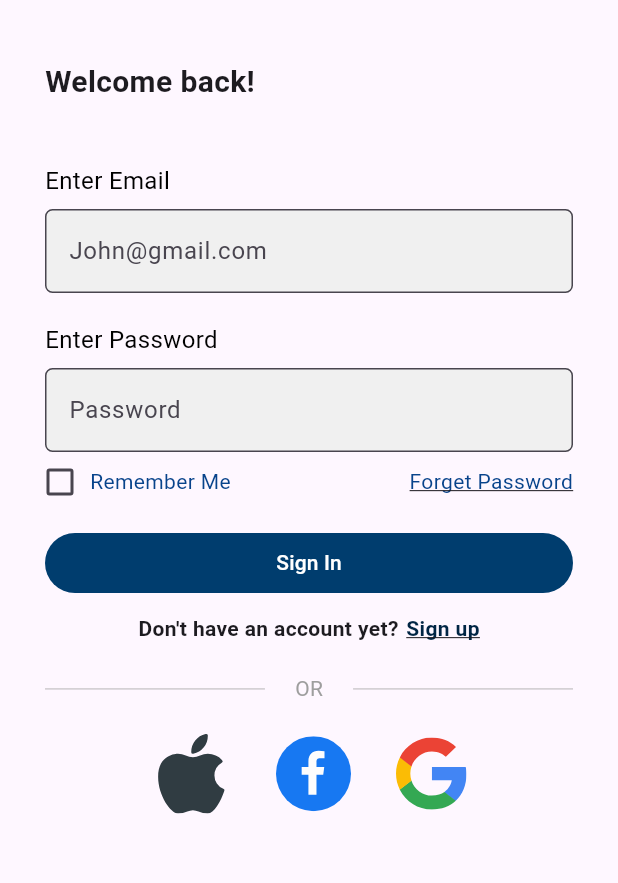
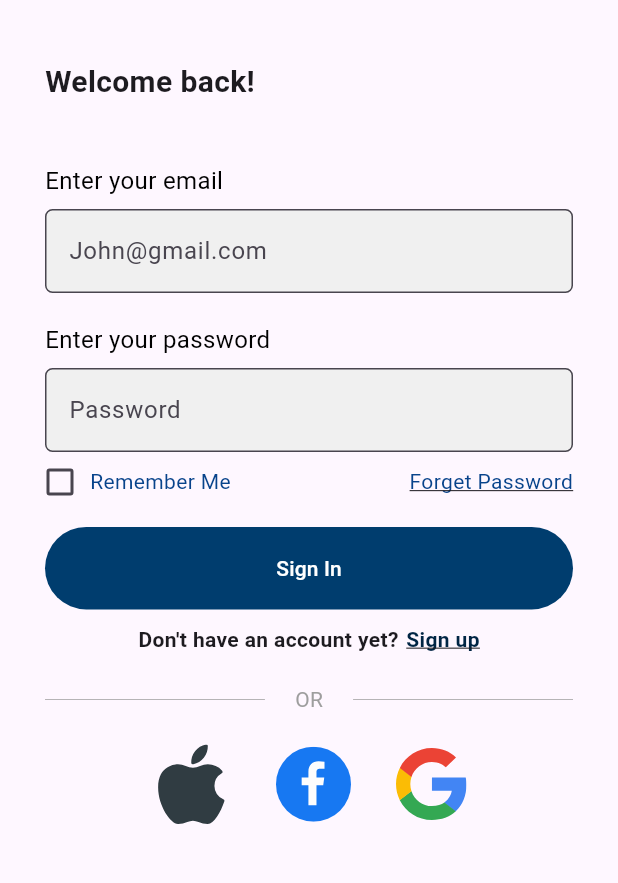
Before and after one commit to Team-CURLYBRACES/SoulNest, a Flutter app: the screen it shows after launch, on a phone screen of 412 x 824 dp, the part 189-1072 px from its top. Run offline on Flutter 3.47's test engine with Material 3 defaults, Android fonts, the phone set to English and light mode, and no system bars; our stand-ins replace flutter_svg; Roboto replaces fonts that are missing (poppins).

Commit message:
button height changed

```diff
--- a/lib/presentation/screens/login_screen/login_screen.dart
+++ b/lib/presentation/screens/login_screen/login_screen.dart
@@ -1,11 +1,11 @@
 import 'package:flutter/material.dart';
-import 'package:soulnest/presentation/widgets/custom_button.dart';
-import 'package:soulnest/presentation/widgets/divider.dart';
-import 'package:soulnest/presentation/widgets/forget_password_checkbox.dart';
-import 'package:soulnest/presentation/widgets/input_filed.dart';
-import 'package:soulnest/presentation/widgets/sign_in_logos.dart';
-import 'package:soulnest/presentation/widgets/sign_up.dart';
-import 'package:soulnest/presentation/widgets/title_text.dart';
+import 'package:soulnest/presentation/screens/login_screen/widgets/custom_button.dart';
+import 'package:soulnest/presentation/screens/login_screen/widgets/divider.dart';
+import 'package:soulnest/presentation/screens/login_screen/widgets/forget_password_checkbox.dart';
+import 'package:soulnest/presentation/screens/login_screen/widgets/input_filed.dart';
+import 'package:soulnest/presentation/screens/login_screen/widgets/sign_in_logos.dart';
+import 'package:soulnest/presentation/screens/login_screen/widgets/sign_up.dart';
+import 'package:soulnest/presentation/screens/login_screen/widgets/title_text.dart';
 
 class LoginScreen extends StatelessWidget {
   const LoginScreen({super.key});
@@ -37,7 +37,7 @@ class LoginScreen extends StatelessWidget {
                     height: 40,
                   ),
                   InputFiled(
-                    textFiledTitle: "Enter Email",
+                    textFiledTitle: "Enter your email",
                     inputText: "John@gmail.com",
                     showText: false,
                   ),
@@ -45,7 +45,7 @@ class LoginScreen extends StatelessWidget {
                     height: 20,
                   ),
                   InputFiled(
-                    textFiledTitle: "Enter Password",
+                    textFiledTitle: "Enter your password",
                     inputText: "Password",
                     showText: true,
                   ),
--- a/lib/presentation/widgets/custom_button.dart
+++ b/lib/presentation/screens/login_screen/widgets/custom_button.dart
@@ -14,6 +14,8 @@ class CustomeButton extends StatelessWidget {
     return SizedBox(
       width: double.infinity,
       child: Expanded(
+        child: SizedBox(
+          height: 55,
           child: TextButton(
             style: const ButtonStyle(
                 backgroundColor: MaterialStatePropertyAll(
@@ -26,6 +28,7 @@ class CustomeButton extends StatelessWidget {
             ),
           ),
         ),
+      ),
     );
   }
 }
```
Also changed, not shown: lib/login_screen.dart (+5 -5 lines), lib/presentation/screens/login_screen/widgets/divider.dart (renamed from lib/presentation/widgets/divider.dart), lib/presentation/screens/login_screen/widgets/forget_password_checkbox.dart (renamed from lib/presentation/widgets/forget_password_checkbox.dart), lib/presentation/screens/login_screen/widgets/input_filed.dart (renamed from lib/presentation/widgets/input_filed.dart), lib/presentation/screens/login_screen/widgets/sign_in_logos.dart (renamed from lib/presentation/widgets/sign_in_logos.dart), lib/presentation/screens/login_screen/widgets/sign_up.dart (renamed from lib/presentation/widgets/sign_up.dart), lib/presentation/screens/login_screen/widgets/title_text.dart (renamed from lib/presentation/widgets/title_text.dart). Lines whose indentation alone changed are shown as unchanged.
